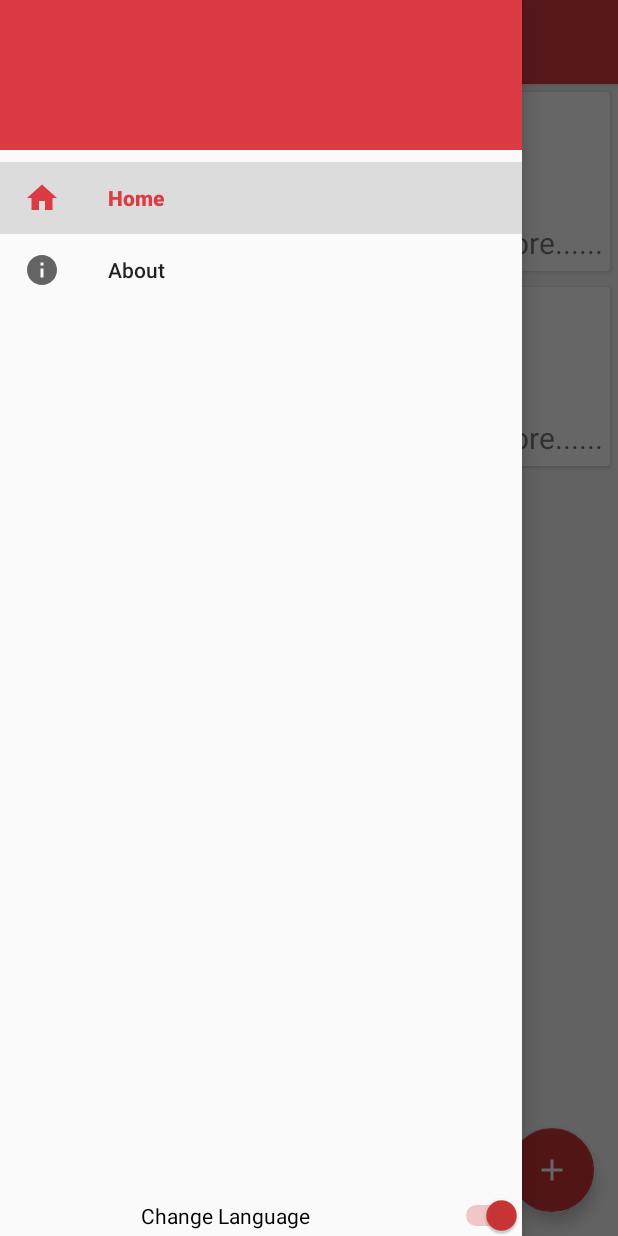
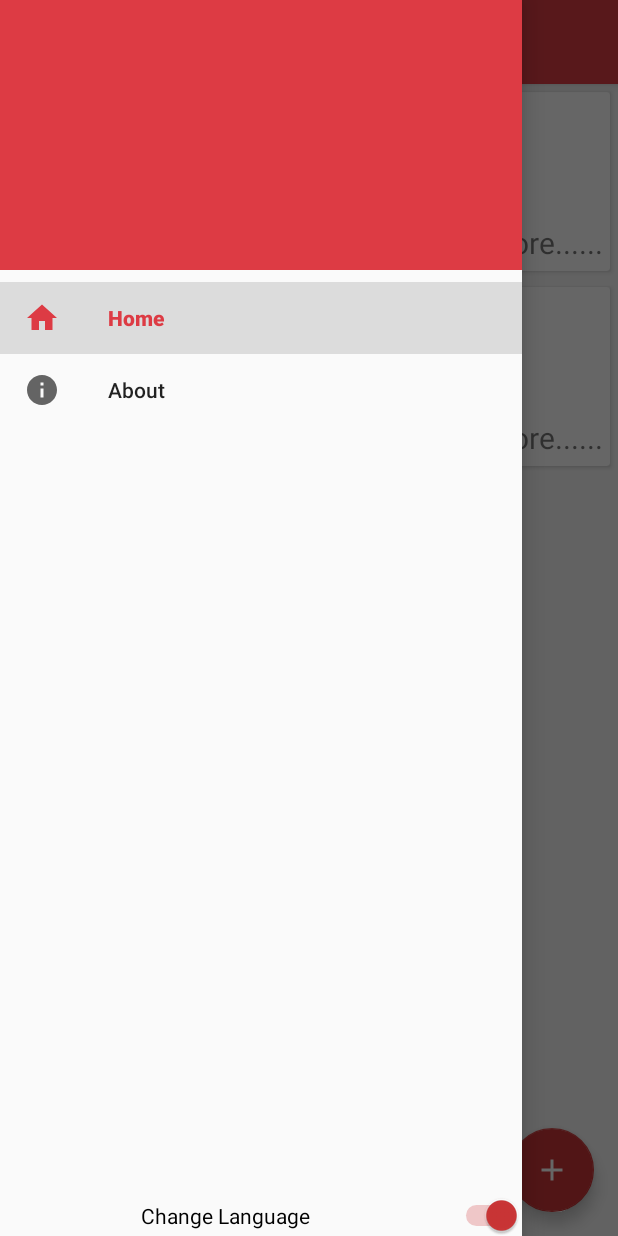
Before and after one commit to ikesnowy/PC_Hospital_Android, an Android app: the MainFragment screen opened directly, with no data from a screen before it, with the side drawer open, on a phone screen of 412 x 824 dp. Run offline under Robolectric (Android 15) with nearby library versions, the phone set to English and light mode, and no system bars.

```diff
--- a/app/src/main/AndroidManifest.xml
+++ b/app/src/main/AndroidManifest.xml
@@ -24,7 +24,8 @@
         </activity>
         <activity
             android:name=".LoginActivity"
-            android:launchMode="singleTask"/>
+            android:launchMode="singleTask"
+            android:label=""/>
         <activity android:name=".AddTicketActivity"/>
     </application>
 
--- a/app/src/main/res/layout/activity_login.xml
+++ b/app/src/main/res/layout/activity_login.xml
@@ -5,6 +5,12 @@
     android:layout_width="match_parent"
     android:layout_height="match_parent"
     tools:context="cc.pchospital.app.LoginActivity">
+
+    <android.support.v7.widget.Toolbar
+        android:id="@+id/toolbar"
+        android:layout_width="match_parent"
+        android:layout_height="?attr/actionBarSize"
+        android:theme="@style/ThemeOverlay.AppCompat.Dark.ActionBar" />
 
     <LinearLayout
         android:id="@+id/login_form"
--- a/app/src/main/res/layout/fragment_main.xml
+++ b/app/src/main/res/layout/fragment_main.xml
@@ -5,11 +5,19 @@
     xmlns:app="http://schemas.android.com/apk/res-auto"
     tools:context="cc.pchospital.app.MainFragment">
 
+    <android.support.v4.widget.SwipeRefreshLayout
+        android:id="@+id/swipe_refresh"
+        android:layout_width="match_parent"
+        android:layout_height="match_parent"
+        app:layout_behavior="@string/appbar_scrolling_view_behavior">
 
-    <android.support.v7.widget.RecyclerView
-        android:id="@+id/mainCard"
-        android:layout_width="match_parent"
-        android:layout_height="match_parent"/>
+        <android.support.v7.widget.RecyclerView
+            android:id="@+id/mainCard"
+            android:layout_width="match_parent"
+            android:layout_height="match_parent"/>
+
+    </android.support.v4.widget.SwipeRefreshLayout>
+
 
     <android.support.design.widget.FloatingActionButton
         android:id="@+id/fab"
--- a/app/src/main/res/layout/nav_header.xml
+++ b/app/src/main/res/layout/nav_header.xml
@@ -2,7 +2,7 @@
 <RelativeLayout xmlns:android="http://schemas.android.com/apk/res/android"
     android:orientation="vertical"
     android:layout_width="match_parent"
-    android:layout_height="100dp"
+    android:layout_height="@dimen/nav_header_height"
     android:padding="10dp"
     android:background="@color/colorPrimary">
 
@@ -21,7 +21,6 @@
         android:layout_alignParentBottom="true"
         android:text=""
         android:textColor="@android:color/white"
-        android:textSize="@dimen/nav_font_phone_text"
-        />
+        android:textSize="@dimen/nav_font_phone_text" />
 
 </RelativeLayout>
--- a/app/src/main/res/values/dimen.xml
+++ b/app/src/main/res/values/dimen.xml
@@ -3,6 +3,7 @@
     <dimen name="nav_font_username_text">24sp</dimen>
     <dimen name="nav_font_phone_text">16sp</dimen>
     <dimen name="nav_font_main_text">14sp</dimen>
+    <dimen name="nav_header_height">180dp</dimen>
     <dimen name="card_main_text">40sp</dimen>
     <dimen name="card_label_text">20sp</dimen>
     <dimen name="card_margin">5dp</dimen>
@@ -14,4 +15,5 @@
     <dimen name="login_form_margin">20dp</dimen>
     <dimen name="login_font_title">40sp</dimen>
     <dimen name="add_ticket_margin">12dp</dimen>
+
 </resources>
--- a/app/src/main/res/values/strings.xml
+++ b/app/src/main/res/values/strings.xml
@@ -8,7 +8,7 @@
 
     <string name="nav_home">Home</string>
     <string name="title_about">About</string>
-    <string name="app_version">0.1.0</string>
+    <string name="app_version">0.2.0</string>
     <string name="title_your_ticket">Your Ticket</string>
     <string name="title_login">Sign in</string>
     <string name="label_login_phone">Phone Number</string>
```
Also changed, not shown: app/src/main/java/cc/pchospital/app/LoginActivity.java (+24 -6 lines), app/src/main/res/drawable/icon_arrow_back_black.xml (added, +9 -0 lines), 2 other files.
